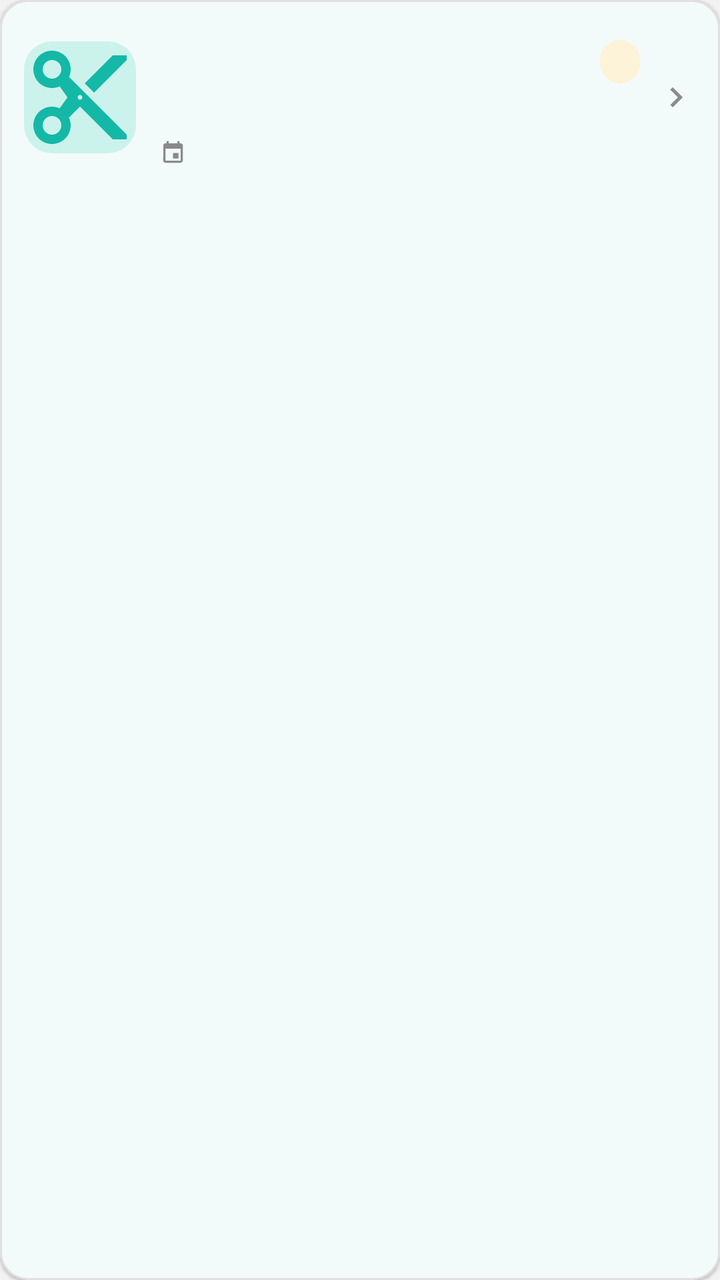
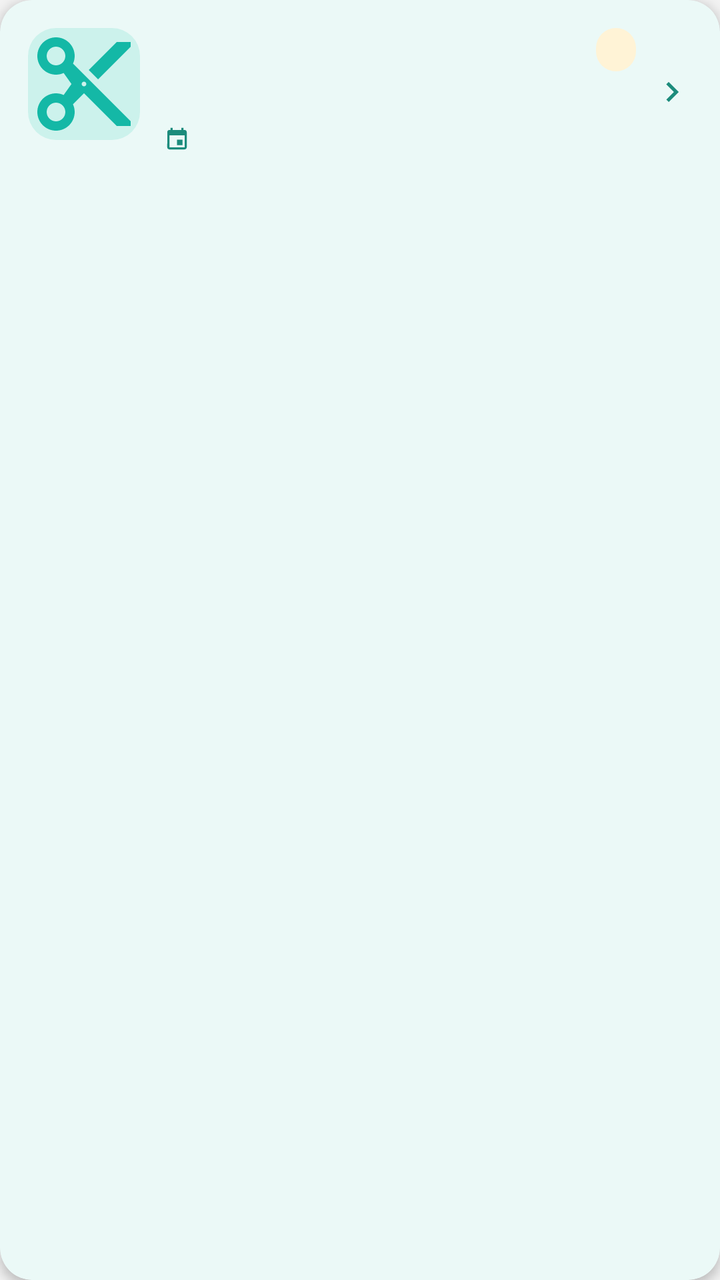

Screens rendered from an Android XML layout before and after an edit, with the pre-edit source and the edit as a unified diff.
<!-- AndroidManifest.xml: application theme Theme.HairGo -->
<!-- res/layout/item_booking.xml -->
<?xml version="1.0" encoding="utf-8"?>
<com.google.android.material.card.MaterialCardView
    xmlns:android="http://schemas.android.com/apk/res/android"
    xmlns:app="http://schemas.android.com/apk/res-auto"
    android:layout_width="match_parent"
    android:layout_height="wrap_content"
    android:layout_marginHorizontal="16dp"
    android:layout_marginVertical="5dp"
    android:clickable="true"
    android:focusable="true"
    app:rippleColor="@color/teal_light"
    app:cardCornerRadius="14dp"
    app:cardElevation="1dp"
    app:strokeWidth="1dp"
    app:strokeColor="@color/grey_border"
    app:cardBackgroundColor="@color/surface">

    <androidx.constraintlayout.widget.ConstraintLayout
        android:layout_width="match_parent"
        android:layout_height="wrap_content"
        android:padding="12dp">

        <com.google.android.material.imageview.ShapeableImageView
            android:id="@+id/ivSalonPhoto"
            android:layout_width="56dp"
            android:layout_height="56dp"
            android:scaleType="centerCrop"
            android:contentDescription="@string/salon_photo_desc"
            android:background="@drawable/bg_thumb_placeholder"
            app:shapeAppearanceOverlay="@style/ShapeAppearanceOverlay.HairGo_Thumb"
            app:srcCompat="@drawable/ic_salon_placeholder_teal"
            app:layout_constraintTop_toTopOf="parent"
            app:layout_constraintBottom_toBottomOf="parent"
            app:layout_constraintStart_toStartOf="parent"/>

        <TextView
            android:id="@+id/tvSalonName"
            android:layout_width="0dp"
            android:layout_height="wrap_content"
            android:layout_marginStart="12dp"
            android:maxLines="1"
            android:ellipsize="end"
            android:textColor="@color/heading"
            android:textSize="15sp"
            android:textStyle="bold"
            app:layout_constraintTop_toTopOf="@id/ivSalonPhoto"
            app:layout_constraintStart_toEndOf="@id/ivSalonPhoto"
            app:layout_constraintEnd_toStartOf="@id/tvStatusBadge"/>

        <TextView
            android:id="@+id/tvStatusBadge"
            android:layout_width="wrap_content"
            android:layout_height="wrap_content"
            android:layout_marginStart="8dp"
            android:layout_marginEnd="8dp"
            android:background="@drawable/bg_pill_pending"
            android:paddingHorizontal="10dp"
            android:paddingVertical="4dp"
            android:letterSpacing="0.06"
            android:textAllCaps="true"
            android:textColor="@color/warning_dark"
            android:textSize="10sp"
            android:textStyle="bold"
            app:layout_constraintTop_toTopOf="@id/tvSalonName"
            app:layout_constraintBottom_toBottomOf="@id/tvSalonName"
            app:layout_constraintStart_toEndOf="@id/tvSalonName"
            app:layout_constraintEnd_toStartOf="@id/ivChevron"/>

        <TextView
            android:id="@+id/tvServiceName"
            android:layout_width="0dp"
            android:layout_height="wrap_content"
            android:layout_marginTop="4dp"
            android:maxLines="1"
            android:ellipsize="end"
            android:textColor="@color/grey_dark"
            android:textSize="14sp"
            app:layout_constraintTop_toBottomOf="@id/tvSalonName"
            app:layout_constraintStart_toStartOf="@id/tvSalonName"
            app:layout_constraintEnd_toStartOf="@id/ivChevron"/>

        <ImageView
            android:id="@+id/ivDateIcon"
            android:layout_width="13dp"
            android:layout_height="13dp"
            android:layout_marginTop="6dp"
            android:src="@drawable/ic_calendar"
            app:tint="@color/grey_medium"
            android:importantForAccessibility="no"
            app:layout_constraintTop_toBottomOf="@id/tvServiceName"
            app:layout_constraintStart_toStartOf="@id/tvSalonName"/>

        <TextView
            android:id="@+id/tvDateTime"
            android:layout_width="0dp"
            android:layout_height="wrap_content"
            android:layout_marginStart="6dp"
            android:maxLines="1"
            android:ellipsize="end"
            android:textColor="@color/grey_medium"
            android:textSize="13sp"
            app:layout_constraintTop_toTopOf="@id/ivDateIcon"
            app:layout_constraintBottom_toBottomOf="@id/ivDateIcon"
            app:layout_constraintStart_toEndOf="@id/ivDateIcon"
            app:layout_constraintEnd_toStartOf="@id/ivChevron"/>

        <TextView
            android:id="@+id/tvBookingTotal"
            android:layout_width="0dp"
            android:layout_height="wrap_content"
            android:layout_marginTop="4dp"
            android:visibility="gone"
            android:textColor="@color/grey_dark"
            android:textSize="13sp"
            android:textStyle="bold"
            app:layout_constraintTop_toBottomOf="@id/tvDateTime"
            app:layout_constraintStart_toStartOf="@id/tvSalonName"
            app:layout_constraintEnd_toStartOf="@id/ivChevron"/>

        <ImageView
            android:id="@+id/ivChevron"
            android:layout_width="20dp"
            android:layout_height="20dp"
            android:src="@drawable/ic_chevron_right"
            app:tint="@color/grey_medium"
            android:importantForAccessibility="no"
            app:layout_constraintTop_toTopOf="parent"
            app:layout_constraintBottom_toBottomOf="parent"
            app:layout_constraintEnd_toEndOf="parent"/>

    </androidx.constraintlayout.widget.ConstraintLayout>
</com.google.android.material.card.MaterialCardView>
<!-- resources referenced by this layout -->
<resources>
  <color name="grey_border">#E0E0E0</color>
  <color name="grey_dark">#333333</color>
  <color name="grey_medium">#8A8A8A</color>
  <color name="heading">#1B2A4A</color>
  <color name="surface">#FFFFFF</color>
  <color name="teal_light">#CCF2EC</color>
  <color name="warning_dark">#8A6300</color>
  <!-- drawable bg_pill_pending (drawable) -->
  <?xml version="1.0" encoding="utf-8"?>
  <shape xmlns:android="http://schemas.android.com/apk/res/android" android:shape="rectangle">
      <corners android:radius="12dp" />
      <solid android:color="@color/warning_light" />
  </shape>
  <!-- drawable bg_thumb_placeholder (drawable) -->
  <?xml version="1.0" encoding="utf-8"?>
  <shape xmlns:android="http://schemas.android.com/apk/res/android"
      android:shape="rectangle">
      <solid android:color="@color/teal_light" />
      <corners android:radius="10dp" />
  </shape>
  <!-- drawable ic_calendar (drawable) -->
  <vector xmlns:android="http://schemas.android.com/apk/res/android"
      android:width="24dp" android:height="24dp"
      android:viewportWidth="24" android:viewportHeight="24">
      <path android:fillColor="#FF000000"
          android:pathData="M17,12h-5v5h5V12zM16,1v2H8V1H6v2H5C3.89,3 3.01,3.9 3.01,5L3,19c0,1.1 0.89,2 2,2h14c1.1,0 2,-0.9 2,-2V5c0,-1.1 -0.9,-2 -2,-2h-1V1H16zM19,19H5V8h14V19z"/>
  </vector>
  <!-- drawable ic_chevron_right (drawable) -->
  <?xml version="1.0" encoding="utf-8"?>
  <vector xmlns:android="http://schemas.android.com/apk/res/android"
      android:width="24dp"
      android:height="24dp"
      android:viewportWidth="24"
      android:viewportHeight="24"
      android:tint="@color/grey_medium">
      <path
          android:fillColor="@color/grey_medium"
          android:pathData="M8.59,16.59L13.17,12 8.59,7.41 10,6l6,6 -6,6 -1.41,-1.41z"/>
  </vector>
  <string name="salon_photo_desc">Salon photo</string>
  <style name="ShapeAppearanceOverlay.HairGo_Thumb" parent="">
          <item name="cornerFamily">rounded</item>
          <item name="cornerSize">14dp</item>
      </style>
  <style name="Theme.HairGo" parent="Base.Theme.HairGo">
          <item name="snackbarStyle">@style/Widget.HairGo.Snackbar</item>
      </style>
  <color name="warning_light">#FDF3D8</color>
  <style name="Base.Theme.HairGo" parent="Theme.Material3.DayNight.NoActionBar">
          <item name="colorPrimary">@color/teal</item>
          <item name="colorOnPrimary">@color/white</item>
          <item name="colorSurface">@color/surface</item>
          <item name="colorOnSurface">@color/text_primary</item>
          <item name="colorSurfaceVariant">@color/grey_light</item>
          <item name="colorOnSurfaceVariant">@color/grey_medium</item>
          <item name="colorOutline">@color/grey_border</item>
          <item name="android:colorBackground">@color/grey_light</item>
      </style>
  <style name="Widget.HairGo.Snackbar" parent="Widget.Material3.Snackbar">
          <item name="backgroundTint">@color/navy</item>
          <item name="android:textColor">@color/white</item>
          <item name="shapeAppearanceOverlay">@style/ShapeAppearanceOverlay.HairGo_Snackbar</item>
      </style>
  <color name="teal">#14B8A6</color>
  <color name="white">#FFFFFF</color>
  <color name="text_primary">#1A1A1A</color>
  <color name="grey_light">#F2F2F2</color>
  <color name="navy">#1B2A4A</color>
  <style name="ShapeAppearanceOverlay.HairGo_Snackbar" parent="">
          <item name="cornerFamily">rounded</item>
          <item name="cornerSize">16dp</item>
      </style>
  <!-- unchanged entries left out for length: 1 -->
</resources>

<!-- the commit's change to res/layout/item_booking.xml (unified diff, before → after) -->
@@ -5,20 +5,19 @@
     android:layout_width="match_parent"
     android:layout_height="wrap_content"
     android:layout_marginHorizontal="16dp"
-    android:layout_marginVertical="5dp"
+    android:layout_marginVertical="6dp"
     android:clickable="true"
     android:focusable="true"
     app:rippleColor="@color/teal_light"
-    app:cardCornerRadius="14dp"
-    app:cardElevation="1dp"
-    app:strokeWidth="1dp"
-    app:strokeColor="@color/grey_border"
-    app:cardBackgroundColor="@color/surface">
+    app:cardCornerRadius="16dp"
+    app:cardElevation="3dp"
+    app:strokeWidth="0dp"
+    app:cardBackgroundColor="@color/home_card_bg">
 
     <androidx.constraintlayout.widget.ConstraintLayout
         android:layout_width="match_parent"
         android:layout_height="wrap_content"
-        android:padding="12dp">
+        android:padding="14dp">
 
         <com.google.android.material.imageview.ShapeableImageView
             android:id="@+id/ivSalonPhoto"
@@ -30,7 +29,6 @@
             app:shapeAppearanceOverlay="@style/ShapeAppearanceOverlay.HairGo_Thumb"
             app:srcCompat="@drawable/ic_salon_placeholder_teal"
             app:layout_constraintTop_toTopOf="parent"
-            app:layout_constraintBottom_toBottomOf="parent"
             app:layout_constraintStart_toStartOf="parent"/>
 
         <TextView
@@ -40,8 +38,8 @@
             android:layout_marginStart="12dp"
             android:maxLines="1"
             android:ellipsize="end"
-            android:textColor="@color/heading"
-            android:textSize="15sp"
+            android:textColor="@color/home_text_primary"
+            android:textSize="16sp"
             android:textStyle="bold"
             app:layout_constraintTop_toTopOf="@id/ivSalonPhoto"
             app:layout_constraintStart_toEndOf="@id/ivSalonPhoto"
@@ -53,12 +51,12 @@
             android:layout_height="wrap_content"
             android:layout_marginStart="8dp"
             android:layout_marginEnd="8dp"
-            android:background="@drawable/bg_pill_pending"
+            android:background="@drawable/bg_booking_status_pending"
             android:paddingHorizontal="10dp"
             android:paddingVertical="4dp"
             android:letterSpacing="0.06"
             android:textAllCaps="true"
-            android:textColor="@color/warning_dark"
+            android:textColor="@color/booking_status_pending_text"
             android:textSize="10sp"
             android:textStyle="bold"
             app:layout_constraintTop_toTopOf="@id/tvSalonName"
@@ -73,8 +71,8 @@
             android:layout_marginTop="4dp"
             android:maxLines="1"
             android:ellipsize="end"
-            android:textColor="@color/grey_dark"
-            android:textSize="14sp"
+            android:textColor="@color/home_text_secondary"
+            android:textSize="13sp"
             app:layout_constraintTop_toBottomOf="@id/tvSalonName"
             app:layout_constraintStart_toStartOf="@id/tvSalonName"
             app:layout_constraintEnd_toStartOf="@id/ivChevron"/>
@@ -85,7 +83,7 @@
             android:layout_height="13dp"
             android:layout_marginTop="6dp"
             android:src="@drawable/ic_calendar"
-            app:tint="@color/grey_medium"
+            app:tint="@color/home_icon"
             android:importantForAccessibility="no"
             app:layout_constraintTop_toBottomOf="@id/tvServiceName"
             app:layout_constraintStart_toStartOf="@id/tvSalonName"/>
@@ -97,8 +95,8 @@
             android:layout_marginStart="6dp"
             android:maxLines="1"
             android:ellipsize="end"
-            android:textColor="@color/grey_medium"
-            android:textSize="13sp"
+            android:textColor="@color/home_text_secondary"
+            android:textSize="12sp"
             app:layout_constraintTop_toTopOf="@id/ivDateIcon"
             app:layout_constraintBottom_toBottomOf="@id/ivDateIcon"
             app:layout_constraintStart_toEndOf="@id/ivDateIcon"
@@ -110,7 +108,7 @@
             android:layout_height="wrap_content"
             android:layout_marginTop="4dp"
             android:visibility="gone"
-            android:textColor="@color/grey_dark"
+            android:textColor="@color/home_icon"
             android:textSize="13sp"
             android:textStyle="bold"
             app:layout_constraintTop_toBottomOf="@id/tvDateTime"
@@ -122,7 +120,7 @@
             android:layout_width="20dp"
             android:layout_height="20dp"
             android:src="@drawable/ic_chevron_right"
-            app:tint="@color/grey_medium"
+            app:tint="@color/home_icon"
             android:importantForAccessibility="no"
             app:layout_constraintTop_toTopOf="parent"
             app:layout_constraintBottom_toBottomOf="parent"
<!-- resource entries referenced after the edit -->
@@ -1,17 +1,20 @@
 <!-- resources referenced by this layout -->
 <resources>
+  <color name="booking_status_pending_text">#8A5A00</color>
+  <color name="home_card_bg">#FFFFFF</color>
+  <color name="home_icon">#1C8C7C</color>
+  <color name="home_text_primary">#1B2A4A</color>
+  <color name="home_text_secondary">#3E6F69</color>
   <color name="grey_border">#E0E0E0</color>
-  <color name="grey_dark">#333333</color>
   <color name="grey_medium">#8A8A8A</color>
-  <color name="heading">#1B2A4A</color>
   <color name="surface">#FFFFFF</color>
   <color name="teal_light">#CCF2EC</color>
-  <color name="warning_dark">#8A6300</color>
-  <!-- drawable bg_pill_pending (drawable) -->
+  <!-- drawable bg_booking_status_pending (drawable) -->
   <?xml version="1.0" encoding="utf-8"?>
-  <shape xmlns:android="http://schemas.android.com/apk/res/android" android:shape="rectangle">
-      <corners android:radius="12dp" />
-      <solid android:color="@color/warning_light" />
+  <shape xmlns:android="http://schemas.android.com/apk/res/android"
+      android:shape="rectangle">
+      <solid android:color="@color/booking_status_pending_bg" />
+      <corners android:radius="50dp" />
   </shape>
   <!-- drawable bg_thumb_placeholder (drawable) -->
   <?xml version="1.0" encoding="utf-8"?>
@@ -47,7 +50,7 @@
   <style name="Theme.HairGo" parent="Base.Theme.HairGo">
           <item name="snackbarStyle">@style/Widget.HairGo.Snackbar</item>
       </style>
-  <color name="warning_light">#FDF3D8</color>
+  <color name="booking_status_pending_bg">#FFF3D6</color>
   <style name="Base.Theme.HairGo" parent="Theme.Material3.DayNight.NoActionBar">
           <item name="colorPrimary">@color/teal</item>
           <item name="colorOnPrimary">@color/white</item>
